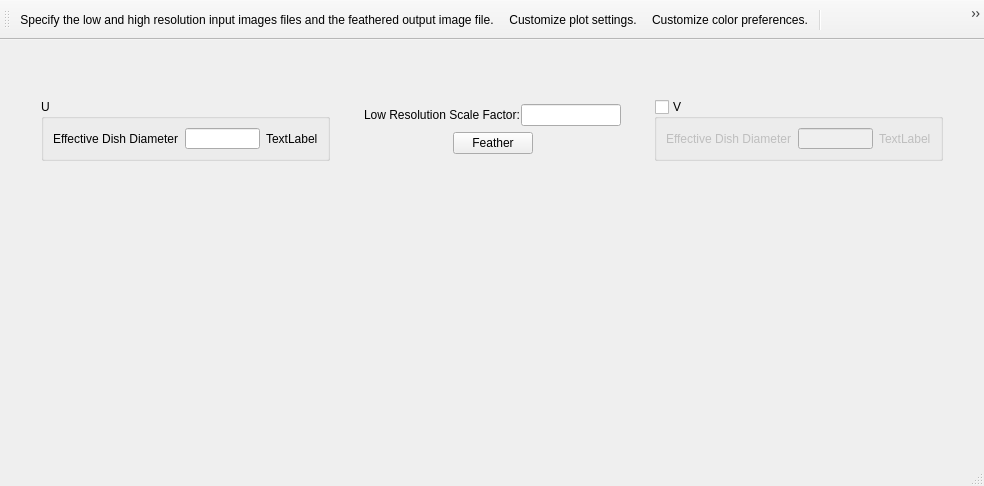
Before: the Qt Designer form code/guitools/Feather/FeatherMain.ui in radio-astro/casa, drawn with Qt 5.
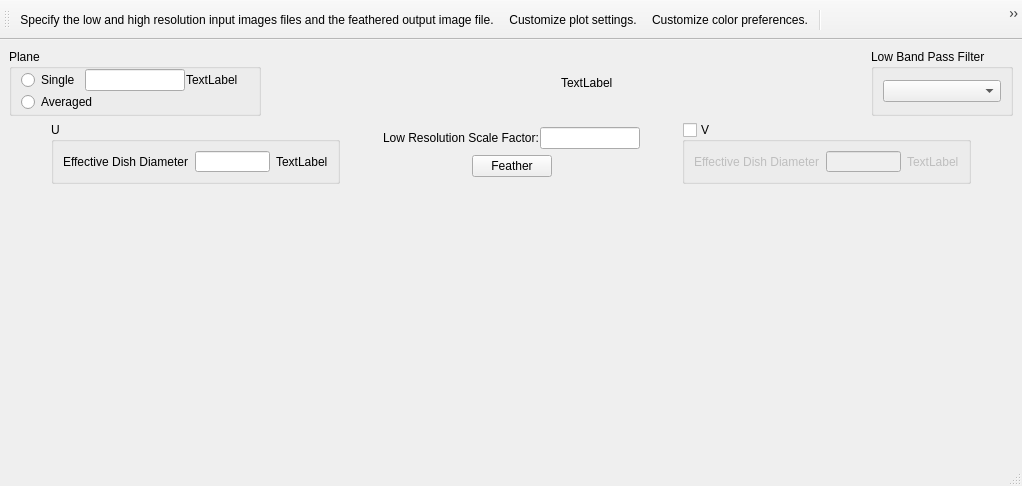
After: the same form once the commit is applied. Icons and pictures are not drawn.

Commit message: New Development: Yes             JIRA Issue: Yes 5213         Ready for Test: Yes      Interface Changes: Yes What Interface Changed: Interface changes to support new functionality          Test Programs: List test programs   Put in Release Notes: Yes/No              Module(s): Module Names change impacts.            Description: Work on Feather GUI to support new functionality.

What changed in the file:
```diff
--- a/code/guitools/Feather/FeatherMain.ui
+++ b/code/guitools/Feather/FeatherMain.ui
@@ -6,7 +6,7 @@
    <rect>
     <x>0</x>
     <y>0</y>
-    <width>984</width>
+    <width>1022</width>
     <height>486</height>
    </rect>
   </property>
@@ -20,9 +20,89 @@
    <string>Feather</string>
   </property>
   <widget class="QWidget" name="centralwidget">
-   <layout class="QVBoxLayout" name="verticalLayout_4">
+   <layout class="QVBoxLayout" name="verticalLayout_5">
     <item>
-     <layout class="QHBoxLayout" name="horizontalLayout_3">
+     <layout class="QHBoxLayout" name="horizontalLayout_9">
+      <item>
+       <layout class="QHBoxLayout" name="horizontalLayout_8">
+        <item>
+         <widget class="QGroupBox" name="groupBox">
+          <property name="title">
+           <string>Plane</string>
+          </property>
+          <layout class="QVBoxLayout" name="verticalLayout_4">
+           <property name="spacing">
+            <number>1</number>
+           </property>
+           <property name="topMargin">
+            <number>0</number>
+           </property>
+           <property name="bottomMargin">
+            <number>1</number>
+           </property>
+           <item>
+            <layout class="QHBoxLayout" name="horizontalLayout_7">
+             <item>
+              <widget class="QRadioButton" name="singlePlaneRadio">
+               <property name="text">
+                <string>Single</string>
+               </property>
+              </widget>
+             </item>
+             <item>
+              <widget class="QLineEdit" name="planeLineEdit">
+               <property name="sizePolicy">
+                <sizepolicy hsizetype="Preferred" vsizetype="Fixed">
+                 <horstretch>0</horstretch>
+                 <verstretch>0</verstretch>
+                </sizepolicy>
+               </property>
+               <property name="maximumSize">
+                <size>
+                 <width>100</width>
+                 <height>16777215</height>
+                </size>
+               </property>
+              </widget>
+             </item>
+             <item>
+              <widget class="QLabel" name="planeMaxLabel">
+               <property name="text">
+                <string>TextLabel</string>
+               </property>
+              </widget>
+             </item>
+            </layout>
+           </item>
+           <item>
+            <layout class="QHBoxLayout" name="horizontalLayout_3">
+             <item>
+              <widget class="QRadioButton" name="averagedPlaneRadio">
+               <property name="text">
+                <string>Averaged</string>
+               </property>
+              </widget>
+             </item>
+             <item>
+              <spacer name="horizontalSpacer_8">
+               <property name="orientation">
+                <enum>Qt::Horizontal</enum>
+               </property>
+               <property name="sizeHint" stdset="0">
+                <size>
+                 <width>40</width>
+                 <height>20</height>
+                </size>
+               </property>
+              </spacer>
+             </item>
+            </layout>
+           </item>
+          </layout>
+         </widget>
+        </item>
+       </layout>
+      </item>
       <item>
        <spacer name="horizontalSpacer_2">
         <property name="orientation">
@@ -119,14 +199,8 @@
       </item>
       <item>
        <widget class="QLabel" name="outputLabel">
-        <property name="minimumSize">
-         <size>
-          <width>20</width>
-          <height>10</height>
-         </size>
-        </property>
         <property name="text">
-         <string/>
+         <string>TextLabel</string>
         </property>
        </widget>
       </item>
@@ -137,12 +211,24 @@
         </property>
         <property name="sizeHint" stdset="0">
          <size>
-          <width>88</width>
+          <width>38</width>
           <height>20</height>
          </size>
         </property>
        </spacer>
       </item>
+      <item>
+       <widget class="QGroupBox" name="groupBox_2">
+        <property name="title">
+         <string>Low Band Pass Filter</string>
+        </property>
+        <layout class="QHBoxLayout" name="horizontalLayout_10">
+         <item>
+          <widget class="QComboBox" name="lowBandPassFilterCombo"/>
+         </item>
+        </layout>
+       </widget>
+      </item>
      </layout>
     </item>
     <item>
```
Left out of the diff: 14 changed lines with no effect on the pictures. The commit also changes 26 other files.
